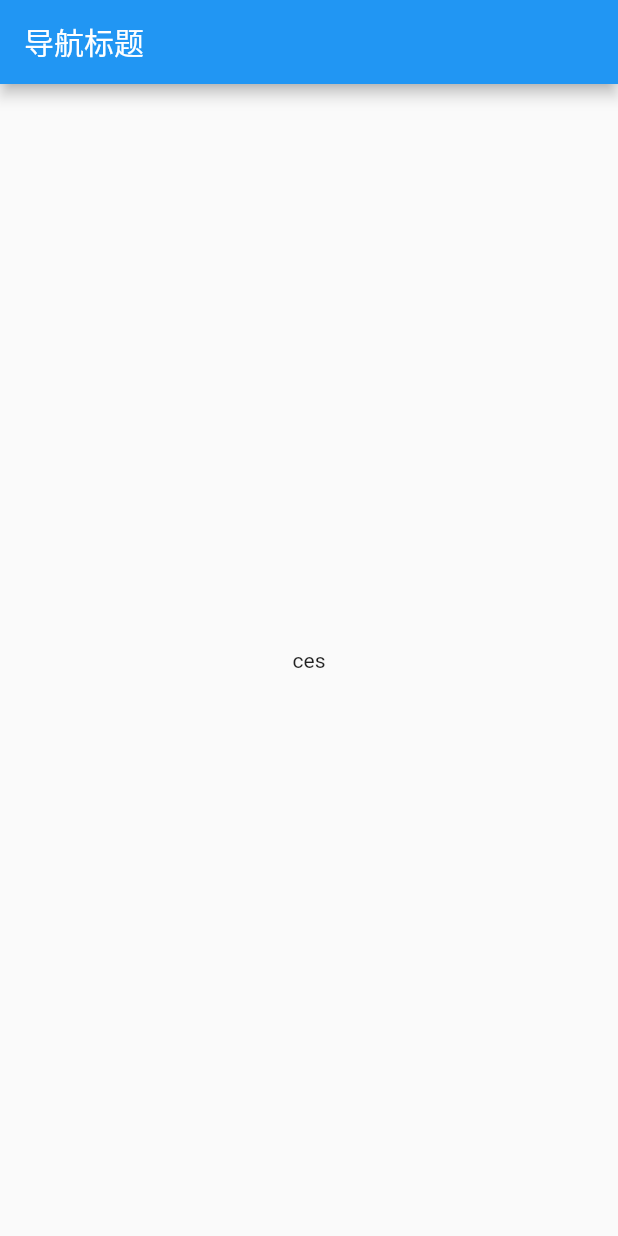
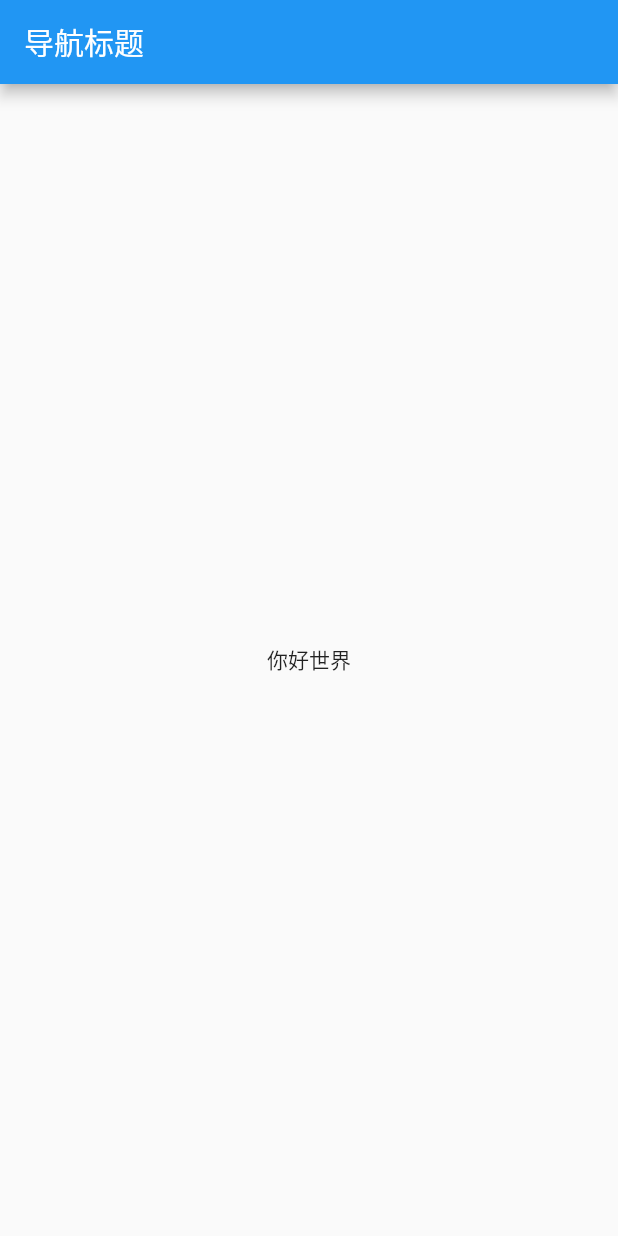
Before and after one commit to chendss/instantMessaging, a Flutter app: the screen it shows after launch, on a phone screen of 412 x 824 dp. Run offline on Flutter 3.47's test engine with Material 2 defaults, Android fonts, the phone set to English and light mode, and no system bars.

Commit message:
初始化

```diff
--- a/lib/main.dart
+++ b/lib/main.dart
@@ -5,7 +5,7 @@ void main() => runApp(new MyApp());
 class MyApp extends StatelessWidget {
   @override
   Widget build(BuildContext context) {
-    var a = 'ces';
+    var a = '你好世界';
     return new MaterialApp(
       title: '导航标题',
       home: new Scaffold(
```
